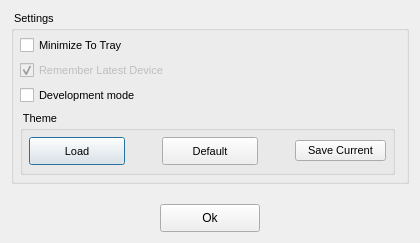
The window that ui/settings.ui (AceOfSnakes/Commons) describes before a commit, drawn with Qt 5.
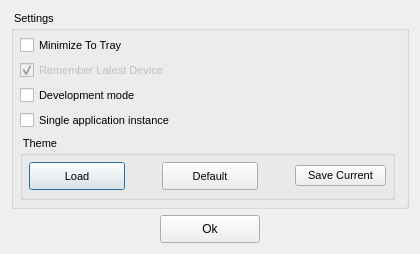
The same window after the commit.

Commit message: add single application setting edit

Diff of the .ui file:
```diff
--- a/ui/settings.ui
+++ b/ui/settings.ui
@@ -86,6 +86,13 @@
         </property>
        </widget>
       </item>
+      <item>
+       <widget class="QCheckBox" name="singleAppCheck">
+        <property name="text">
+         <string>Single application instance</string>
+        </property>
+       </widget>
+      </item>
       <item>
        <layout class="QVBoxLayout" name="verticalLayout">
         <property name="spacing">
```
The commit also changes 1 other file.
